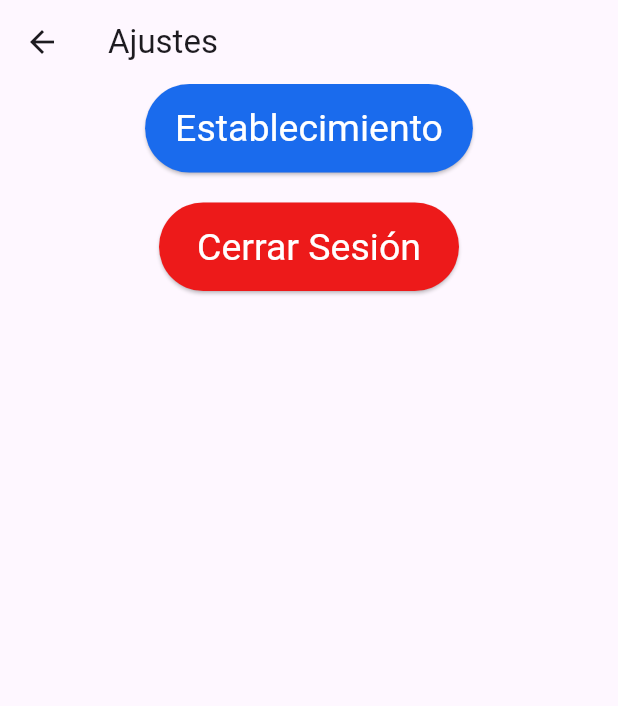
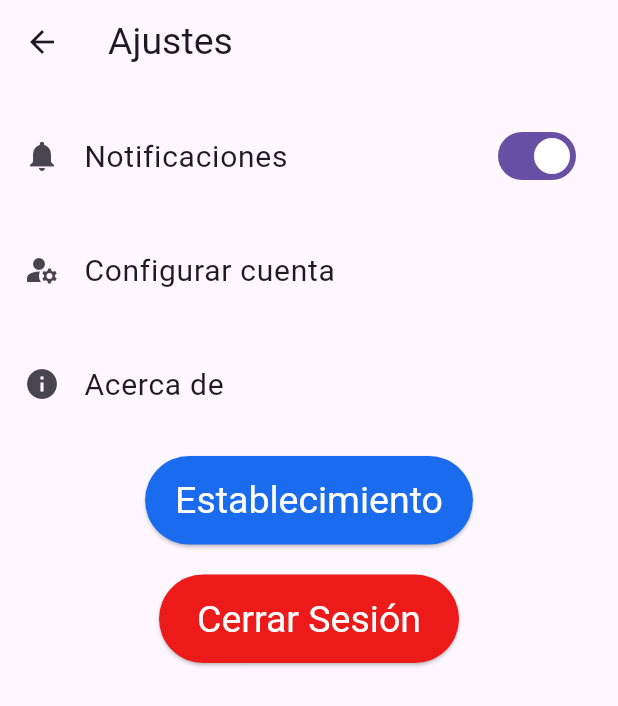
Before and after one commit to Nintventario-Team/NintventarioApp-beta, a Flutter app: the SettingsScreen screen opened directly, on a phone screen of 412 x 824 dp. Shown: the top 706 px of the screen. Run offline on Flutter 3.47's test engine with Material 3 defaults, Android fonts, the phone set to English and light mode, and no system bars.

```diff
--- a/nintventario/lib/screens/home.dart
+++ b/nintventario/lib/screens/home.dart
@@ -112,7 +112,7 @@ class SettingsWidget extends StatelessWidget {
           Navigator.push(
            context,
             MaterialPageRoute(
-              builder: (context) => const CustomTabBar(initialIndex: 3),
+              builder: (context) => const CustomTabBar(initialIndex: 2),
             ),
           );
         },
--- a/nintventario/lib/screens/settings.dart
+++ b/nintventario/lib/screens/settings.dart
@@ -2,15 +2,68 @@ import 'package:flutter/material.dart';
 import 'package:nintventario/screens/login_page.dart';
 
 double _spaceSize = 20;
+double _fontOptionSize = 20;
+double _fontTitleSize = 25;
 
-class SettingsScreen extends StatelessWidget {
+class SettingsScreen extends StatefulWidget {
   const SettingsScreen({super.key});
+
+  @override
+  _SettingsScreenState createState() => _SettingsScreenState();
+}
+
+class _SettingsScreenState extends State<SettingsScreen> {
+  bool _notificationsEnabled = true;
 
   @override
   Widget build(BuildContext context) {
     return Scaffold(
-      appBar: AppBar(title: const Text('Ajustes'),),
-      body: Column(children: [
+      appBar: AppBar(
+        title: Text(
+          'Ajustes',
+          style: TextStyle(fontSize: _fontTitleSize),
+        ),
+      ),
+      body: Column(
+        children: [
+          SizedBox(height: _spaceSize),
+          ListTile(
+            leading: const Icon(Icons.notifications),
+            title: Text('Notificaciones',
+                style: TextStyle(fontSize: _fontOptionSize)),
+            trailing: Switch(
+              value: _notificationsEnabled,
+              onChanged: (bool value) {
+                setState(() {
+                  _notificationsEnabled = value;
+                  print(_notificationsEnabled);
+                });
+              },
+            ),
+          ),
+          SizedBox(height: _spaceSize),
+          ListTile(
+            leading: const Icon(Icons.manage_accounts),
+            title: Text(
+              'Configurar cuenta',
+              style: TextStyle(fontSize: _fontOptionSize),
+            ),
+            onTap: () {
+              // Navegar a la pantalla de configuración de cuenta
+            },
+          ),
+          SizedBox(height: _spaceSize),
+          ListTile(
+            leading: const Icon(Icons.info),
+            title: Text(
+              'Acerca de',
+              style: TextStyle(fontSize: _fontOptionSize),
+            ),
+            onTap: () {
+              // Navegar a la pantalla de acerca de
+            },
+          ),
+          SizedBox(height: _spaceSize),
           Center(
               child: ElevatedButton(
             onPressed: () {
@@ -22,13 +75,12 @@ class SettingsScreen extends StatelessWidget {
             style: ElevatedButton.styleFrom(
                 backgroundColor: const Color.fromARGB(255, 26, 107, 237),
                 minimumSize: const Size(200, 50),
-                  padding: const EdgeInsets.symmetric(horizontal: 20, vertical: 15),
+                padding:
+                    const EdgeInsets.symmetric(horizontal: 20, vertical: 15),
                 textStyle: const TextStyle(fontSize: 25),
-                  foregroundColor: const Color.fromARGB(255, 255, 255, 255)
-                ),
+                foregroundColor: const Color.fromARGB(255, 255, 255, 255)),
             child: const Text('Establecimiento'),
-          )
-        ),
+          )),
           SizedBox(height: _spaceSize),
           Center(
               child: ElevatedButton(
@@ -41,14 +93,14 @@ class SettingsScreen extends StatelessWidget {
             style: ElevatedButton.styleFrom(
                 backgroundColor: const Color.fromARGB(255, 237, 26, 26),
                 minimumSize: const Size(200, 50),
-                  padding: const EdgeInsets.symmetric(horizontal: 20, vertical: 15),
+                padding:
+                    const EdgeInsets.symmetric(horizontal: 20, vertical: 15),
                 textStyle: const TextStyle(fontSize: 25),
-                  foregroundColor: const Color.fromARGB(255, 255, 255, 255)
+                foregroundColor: const Color.fromARGB(255, 255, 255, 255)),
+            child: const Text('Cerrar Sesión'),
+          )),
+        ],
       ),
-                  child: const Text('Cerrar Sesión'),
-          )
-        ),
-      ]),
     );
   }
 }
```
Also changed, not shown: nintventario/lib/screens/products.dart (deleted, +0 -13 lines), nintventario/lib/widgets/tab_widget.dart (+4 -5 lines). Lines whose indentation alone changed are shown as unchanged.
